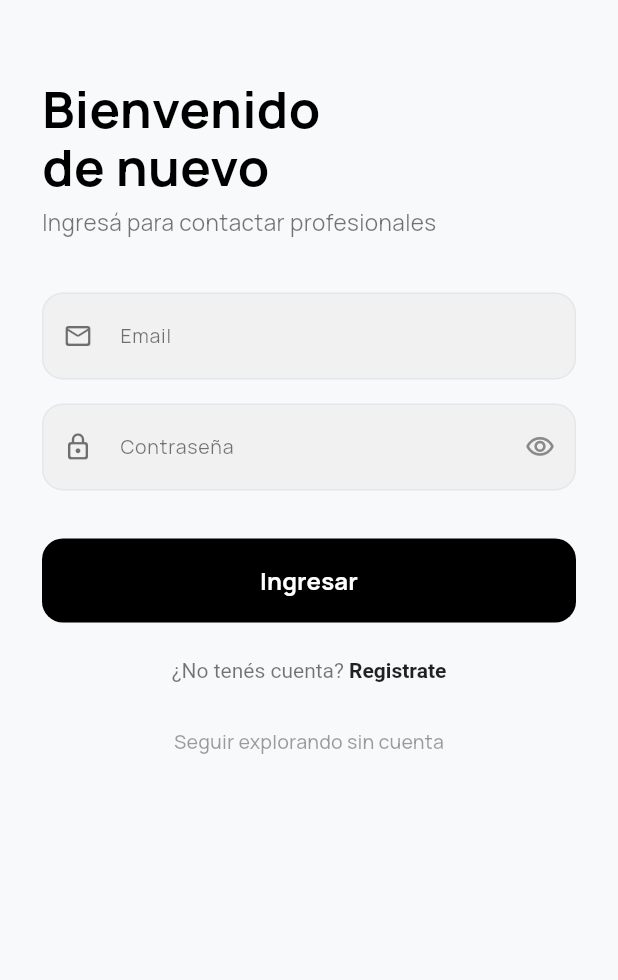
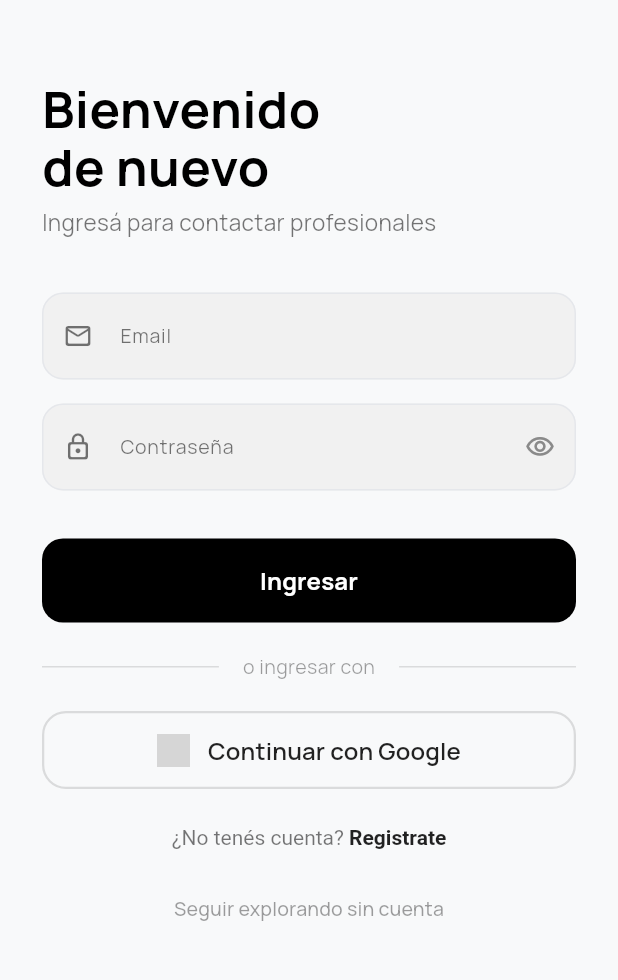
Before and after one commit to guelan14/zenvi, a Flutter app: the AuthScreen screen opened by its route, on a phone screen of 412 x 824 dp, the part 180-1160 px from its top. Run offline on Flutter 3.47's test engine with Material 3 defaults, Android fonts, the phone set to English and light mode, and no system bars; our stand-ins replace flutter_dotenv, flutter_map, flutter_riverpod, geolocator, go_router, google_fonts and 7 more; missing offline and left inert: posthog_flutter; accounts and stored records are empty; network calls fail; statements that could not run were skipped; grey boxes are pictures that could not be loaded.

Commit message:
feat(auth): implement native Google Sign-In and polish map and profile UI
- Add google_sign_in dependency and implement signInWithIdToken in AuthRepository
- Add Google login button and helper logic to AuthScreen
- Configure iOS URL schemes in Info.plist for Google OAuth redirect
- Disable native compass and draw custom canvas-based teardrop markers on GoogleMap
- Fix profile screen back button navigation and clean up RoleSwitchButton from headers
- Allow own listings in home screen feed and invalidate profile listings cache on publish
- Refactor listing details screen to load single listing by ID from database

```diff
--- a/lib/features/auth/presentation/screens/auth_screen.dart
+++ b/lib/features/auth/presentation/screens/auth_screen.dart
@@ -1,6 +1,7 @@
 import 'package:flutter/material.dart';
 import 'package:flutter_riverpod/flutter_riverpod.dart';
 import 'package:go_router/go_router.dart';
+import 'package:flutter_dotenv/flutter_dotenv.dart';
 import 'package:zenvi/features/auth/domain/providers/auth_provider.dart';
 
 class AuthScreen extends ConsumerStatefulWidget {
@@ -111,6 +112,33 @@ class _AuthScreenState extends ConsumerState<AuthScreen>
         message = 'La contraseña es muy corta (mínimo 6 caracteres).';
       }
       _showError(message);
+    } finally {
+      if (mounted) setState(() => _isLoading = false);
+    }
+  }
+
+  Future<void> _handleGoogleSignIn() async {
+    setState(() => _isLoading = true);
+    try {
+      final webClientId = dotenv.env['GOOGLE_WEB_CLIENT_ID'];
+      if (webClientId == null || webClientId.isEmpty) {
+        throw Exception('GOOGLE_WEB_CLIENT_ID no configurado en el archivo .env');
+      }
+
+      await ref.read(authRepositoryProvider).signInWithGoogle(webClientId: webClientId);
+
+      if (mounted) {
+        if (context.canPop()) {
+          context.pop();
+        } else {
+          final destination = widget.redirectTo ?? '/profile/me';
+          context.go(destination);
+        }
+      }
+    } catch (e) {
+      String errorMsg = e.toString().replaceAll('Exception: ', '');
+      if (errorMsg.contains('cancelado') || errorMsg.contains('Cancelado')) return;
+      _showError(errorMsg);
     } finally {
       if (mounted) setState(() => _isLoading = false);
     }
@@ -238,6 +266,10 @@ class _AuthScreenState extends ConsumerState<AuthScreen>
                         ),
                         const SizedBox(height: 32),
                         _buildSubmitButton(),
+                        const SizedBox(height: 20),
+                        _buildDivider(isDark),
+                        const SizedBox(height: 20),
+                        _buildGoogleButton(isDark),
                         const SizedBox(height: 24),
                         Center(
                           child: GestureDetector(
@@ -410,4 +442,57 @@ class _AuthScreenState extends ConsumerState<AuthScreen>
       ),
     );
   }
+
+  Widget _buildDivider(bool isDark) {
+    final color = isDark ? Colors.white24 : Colors.black12;
+    return Row(
+      children: [
+        Expanded(child: Divider(color: color, thickness: 1)),
+        Padding(
+          padding: const EdgeInsets.symmetric(horizontal: 16),
+          child: Text(
+            'o ingresar con',
+            style: TextStyle(
+              color: isDark ? Colors.white38 : Colors.black38,
+              fontSize: 13,
+            ),
+          ),
+        ),
+        Expanded(child: Divider(color: color, thickness: 1)),
+      ],
+    );
+  }
+
+  Widget _buildGoogleButton(bool isDark) {
+    return SizedBox(
+      width: double.infinity,
+      height: 52,
+      child: OutlinedButton(
+        onPressed: _isLoading ? null : _handleGoogleSignIn,
+        style: OutlinedButton.styleFrom(
+          side: BorderSide(color: isDark ? Colors.white24 : Colors.black12, width: 1.5),
+          shape: RoundedRectangleBorder(borderRadius: BorderRadius.circular(16)),
+          backgroundColor: Colors.transparent,
+        ),
+        child: Row(
+          mainAxisAlignment: MainAxisAlignment.center,
+          children: [
+            Image.network(
+              'https://developers.google.com/static/identity/images/g-logo.png',
+              height: 22,
+            ),
+            const SizedBox(width: 12),
+            Text(
+              'Continuar con Google',
+              style: TextStyle(
+                fontSize: 16,
+                fontWeight: FontWeight.w600,
+                color: isDark ? Colors.white : Colors.black87,
+              ),
+            ),
+          ],
+        ),
+      ),
+    );
+  }
 }
--- a/lib/features/home/presentation/screens/home_screen.dart
+++ b/lib/features/home/presentation/screens/home_screen.dart
@@ -192,7 +192,6 @@ class _HomeScreenState extends ConsumerState<HomeScreen> {
     return listingsAsync.when(
       data: (listings) {
         final filteredListings = listings.where((l) {
-          if (l.authorId == currentUserId) return false;
           if (_activeCategory != null) return l.category == _activeCategory;
           if (_searchQuery.isEmpty) return true;
           final q = _searchQuery.toLowerCase();
--- a/lib/features/messages/presentation/screens/messages_screen.dart
+++ b/lib/features/messages/presentation/screens/messages_screen.dart
@@ -36,12 +36,6 @@ class MessagesScreen extends ConsumerWidget {
         ),
         backgroundColor: Theme.of(context).appBarTheme.backgroundColor,
         elevation: 0,
-        actions: const [
-          Padding(
-            padding: EdgeInsets.symmetric(horizontal: 16, vertical: 8),
-            child: RoleSwitchButton(),
-          ),
-        ],
       ),
       body: conversationsAsync.when(
         loading: () => Center(
--- a/lib/features/profile/presentation/screens/metrics_screen.dart
+++ b/lib/features/profile/presentation/screens/metrics_screen.dart
@@ -18,12 +18,6 @@ class MetricsScreen extends ConsumerWidget {
           style: TextStyle(fontWeight: FontWeight.bold),
         ),
         elevation: 0,
-        actions: const [
-          Padding(
-            padding: EdgeInsets.symmetric(horizontal: 16, vertical: 8),
-            child: RoleSwitchButton(),
-          ),
-        ],
       ),
       body: SingleChildScrollView(
         padding: const EdgeInsets.all(20.0),
--- a/lib/features/publish/presentation/screens/publish_screen.dart
+++ b/lib/features/publish/presentation/screens/publish_screen.dart
@@ -1531,6 +1531,7 @@ class _PublishScreenState extends ConsumerState<PublishScreen> {
 
       if (mounted) {
         ref.invalidate(listingsProvider);
+        ref.invalidate(profileListingsProvider);
         context.pop();
         ScaffoldMessenger.of(context).showSnackBar(
           const SnackBar(
--- a/pubspec.yaml
+++ b/pubspec.yaml
@@ -36,6 +36,7 @@ dependencies:
   cupertino_icons: ^1.0.8
   flutter_riverpod: ^3.3.1
   supabase_flutter: ^2.12.2
+  google_sign_in: ^6.2.1
   go_router: ^17.2.1
   google_fonts: ^8.0.2
   posthog_flutter: ^5.23.1
```
Also changed, not shown: lib/features/auth/data/auth_repository.dart (+24 -0 lines), lib/features/home/presentation/screens/listing_detail_screen.dart (+6 -7 lines), lib/features/home/presentation/screens/map_screen.dart (+44 -14 lines), lib/features/profile/presentation/screens/profile_screen.dart (+6 -8 lines), pubspec.lock, 1 other file.
